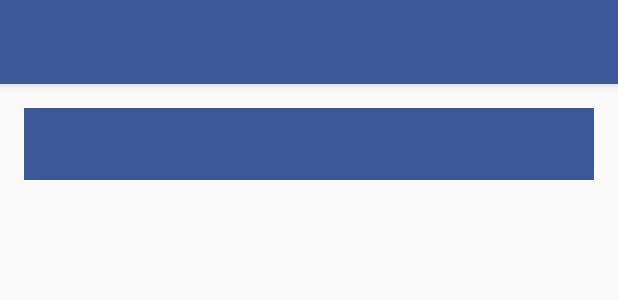
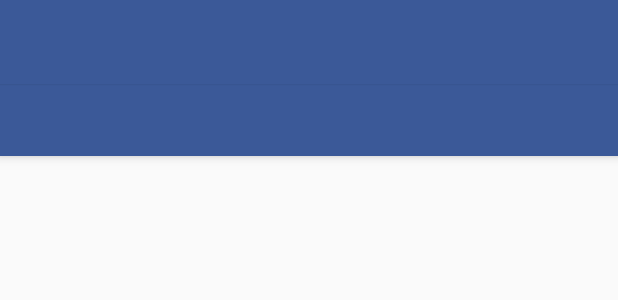
Before and after one commit to brenton311/se101-final-project, an Android app: the layout activity_main_page.xml on its own in the app's theme, with its tools: preview values and no code run, on a phone screen of 412 x 824 dp. Shown: the top 300 px of the screen. Run offline under Robolectric (Android 15) with nearby library versions, the light colour scheme and no system bars.

Commit message:
Fixed Tab Layout

```diff
--- a/Pronto/app/src/main/res/layout/activity_main_page.xml
+++ b/Pronto/app/src/main/res/layout/activity_main_page.xml
@@ -1,25 +1,41 @@
 <?xml version="1.0" encoding="utf-8"?>
 
-<LinearLayout xmlns:android="http://schemas.android.com/apk/res/android"
+<android.support.design.widget.CoordinatorLayout xmlns:android="http://schemas.android.com/apk/res/android"
     xmlns:tools="http://schemas.android.com/tools"
     xmlns:app="http://schemas.android.com/apk/res-auto"
     android:id="@+id/activity_main_page"
     android:layout_width="match_parent"
     android:layout_height="match_parent"
-    android:orientation="vertical"
     tools:context="com.redeyesoftware.pronto.MainPage">
 
+    <android.support.design.widget.AppBarLayout
+        android:layout_width="match_parent"
+        android:layout_height="wrap_content"
+        android:theme="@style/ThemeOverlay.AppCompat.Dark.ActionBar">
 
     <android.support.v7.widget.Toolbar
         android:id="@+id/main_toolbar"
         android:layout_width="match_parent"
         android:layout_height="?attr/actionBarSize"
         android:background="?attr/colorPrimary"
-        android:elevation="4dp"
+        android:elevation="1dp"
         app:theme="@style/ToolBarStyle"
         app:popupTheme="@style/ThemeOverlay.AppCompat.Light">
 
     </android.support.v7.widget.Toolbar>
+
+        <android.support.design.widget.TabLayout
+            android:id="@+id/tab_layout"
+            android:layout_width="match_parent"
+            android:layout_height="wrap_content"
+            android:layout_gravity="top"
+            android:background="@color/colorPrimary"
+            app:theme="@style/ToolBarStyle"
+            app:tabIndicatorColor="@color/colorAccent"
+            app:tabPaddingBottom="0dp"
+            app:tabPaddingTop="0dp" />
+
+    </android.support.design.widget.AppBarLayout>
     <!--
         <android.support.design.widget.AppBarLayout
             android:id="@+id/app_bar"
@@ -56,18 +72,9 @@
         android:paddingLeft="@dimen/activity_horizontal_margin"
         android:paddingRight="@dimen/activity_horizontal_margin"
         android:paddingTop="@dimen/activity_vertical_margin">
-        <android.support.design.widget.TabLayout
-            android:id="@+id/tab_layout"
-            android:layout_width="match_parent"
-            android:layout_height="wrap_content"
-            android:layout_gravity="top"
-            android:background="@color/colorPrimary"
-            app:theme="@style/ToolBarStyle"
-            app:tabIndicatorColor="@color/colorAccent"
-            app:tabPaddingBottom="0dp"
-            app:tabPaddingTop="0dp" />
+
 
     </android.support.v4.view.ViewPager>
 
 
-</LinearLayout>
+</android.support.design.widget.CoordinatorLayout>
```
